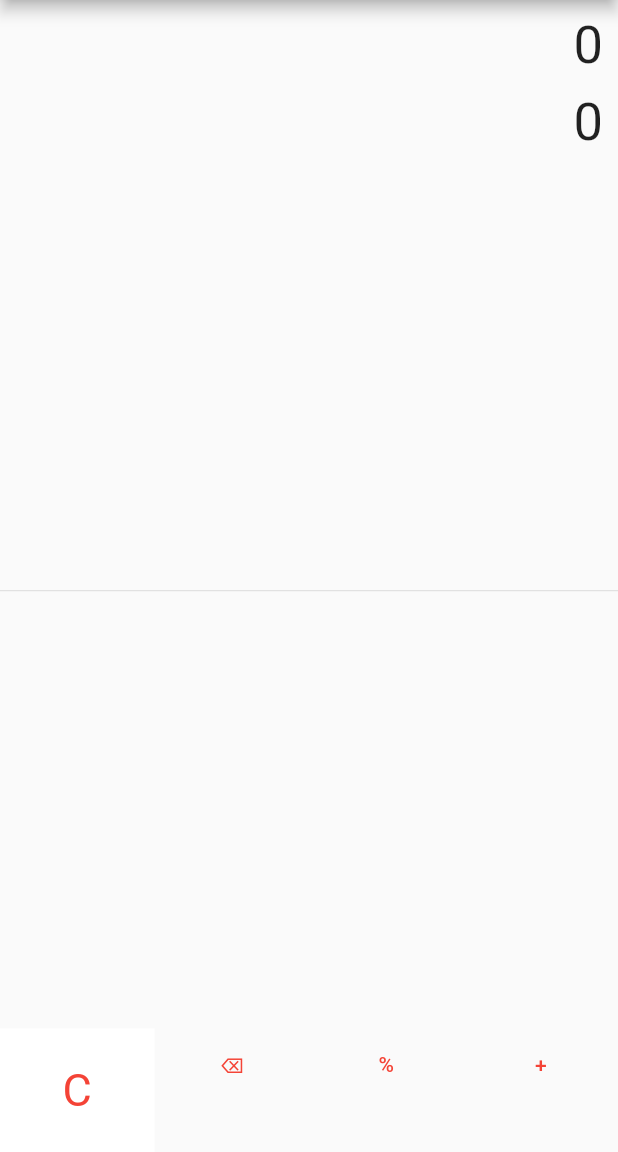
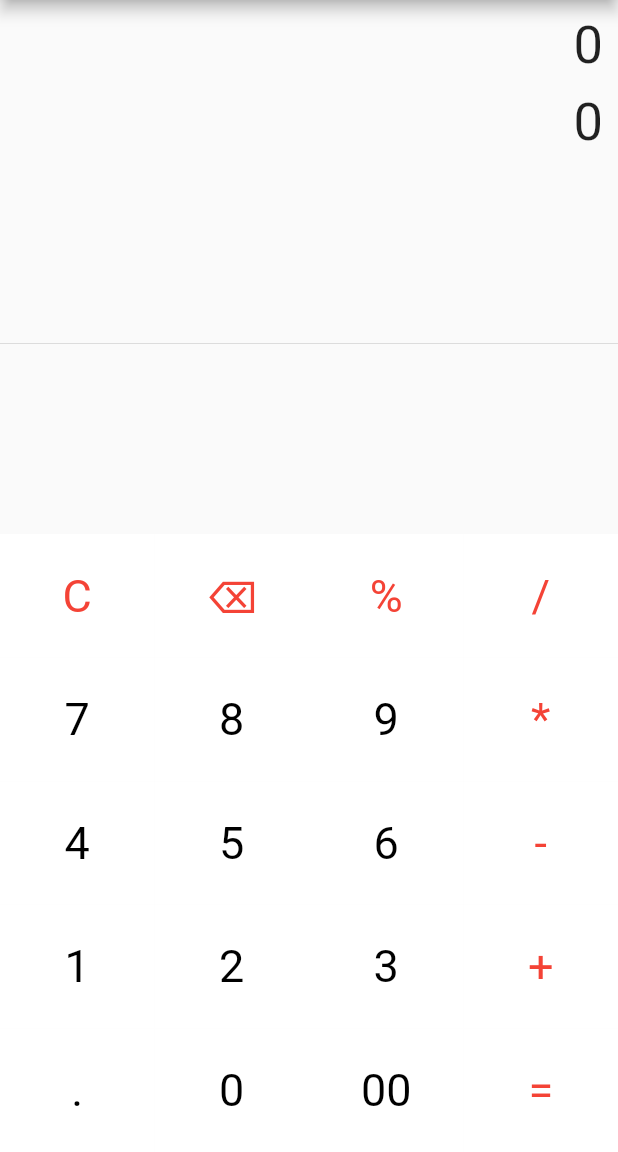
Before and after one commit to niar92i/calculatrice, a Flutter app: the screen it shows after launch, on a phone screen of 412 x 824 dp, the part 84-1236 px from its top. Run offline on Flutter 3.47's test engine with Material 2 defaults, Android fonts, the phone set to English and light mode, and no system bars; our stand-ins replace math_expressions.

Commit message:
Calculatrice V1.0

```diff
--- a/lib/main.dart
+++ b/lib/main.dart
@@ -1,4 +1,5 @@
 import 'package:flutter/material.dart';
+import 'package:math_expressions/math_expressions.dart';
 
 void main(){
   runApp(Calculatrice());
@@ -26,12 +27,48 @@
 
 class _CalculatriceSimpleState extends State<CalculatriceSimple> {
 
+  String equation = "0";
+  String result = "0";
+  String expression = "0";
+
+  ButtonPressed(String textButton) {
+    // print(textButton);
+    setState(() {
+      if(textButton == "C"){
+        equation = "0";
+        result = "0";
+      } else if (textButton == "⌫"){
+        equation = equation.substring(0, equation.length - 1);
+        if (equation.isEmpty){
+          equation = "0";
+        }
+      } else if (textButton == "="){ //Expression mathématique pour faire les calculs
+          expression = equation;
+          try{
+            Parser parser = Parser();
+            Expression exp = parser.parse(expression);
+            ContextModel cm = ContextModel();
+            result = "${exp.evaluate(EvaluationType.REAL, cm)}";
+          }catch(e){
+            result = "Syntax error";
+            print(e);
+          }
+      } else{
+        if (equation == "0"){
+          equation = textButton;
+        }else{
+          equation = equation + textButton;
+        }
+      }
+    });
+  }
+
   Widget calculatriceButton(String textButton, Color colorText, Color colorButton){
     return Container(
       height: MediaQuery.of(context).size.height * 0.1,
       padding: EdgeInsets.all(16),
       color: colorButton,
-      child: MaterialButton(onPressed: null, child: Text(textButton, style: TextStyle(color: colorText, fontSize: 30, fontWeight: FontWeight.normal),),),
+      child: MaterialButton(onPressed: ()=>ButtonPressed(textButton), child: Text(textButton, style: TextStyle(color: colorText, fontSize: 30, fontWeight: FontWeight.normal),),),
     );
   }
 
@@ -44,32 +81,60 @@
       ),
       body: Column(
         children: [
-          Container( //Conteneur qui contient l'équation
+          Container( //Contient l'équation saisie par l'utilisateur
             alignment: Alignment.centerRight,
             padding: const EdgeInsets.fromLTRB(20, 10, 10, 0),
-            child: Text('0', style: TextStyle(fontSize: 35),),
+            child: Text(equation, style: TextStyle(fontSize: 35),),
           ),
-          Container( //Conteneur qui contient les chiffres saisis par l'utilisateur
+          Container( //Contient les chiffres saisis par l'utilisateur ainsi que le résultat obtenu après avoir validé l'équation
             alignment: Alignment.centerRight,
             padding: const EdgeInsets.fromLTRB(20, 10, 10, 0),
-            child: Text('0', style: TextStyle(fontSize: 35),),
+            child: Text(result, style: TextStyle(fontSize: 35),),
           ),
           const Expanded(child: Divider()),
           Row(
             mainAxisAlignment: MainAxisAlignment.center,
             children: [
-              Container(
+              Container( //Contient le pad de la calculatrice
                 width: MediaQuery.of(context).size.width,
                 child: Table(
                 children: [
                   TableRow(
                     children: [
                       calculatriceButton("C", Colors.red, Colors.white),
-                      MaterialButton(onPressed: null, child: Text('⌫', style: TextStyle(color: Colors.red),),),
-                      MaterialButton(onPressed: null, child: Text('%', style: TextStyle(color: Colors.red),),),
-                      MaterialButton(onPressed: null, child: Text('+', style: TextStyle(color: Colors.red),),)
+                      calculatriceButton("⌫", Colors.red, Colors.white),
+                      calculatriceButton("%", Colors.red, Colors.white),
+                      calculatriceButton("/", Colors.red, Colors.white),
                     ],
-                  )
+                  ),TableRow(
+                    children: [
+                      calculatriceButton("7", Colors.black, Colors.white),
+                      calculatriceButton("8", Colors.black, Colors.white),
+                      calculatriceButton("9", Colors.black, Colors.white),
+                      calculatriceButton("*", Colors.red, Colors.white),
+                    ],
+                  ),TableRow(
+                    children: [
+                      calculatriceButton("4", Colors.black, Colors.white),
+                      calculatriceButton("5", Colors.black, Colors.white),
+                      calculatriceButton("6", Colors.black, Colors.white),
+                      calculatriceButton("-", Colors.red, Colors.white),
+                    ],
+                  ),TableRow(
+                    children: [
+                      calculatriceButton("1", Colors.black, Colors.white),
+                      calculatriceButton("2", Colors.black, Colors.white),
+                      calculatriceButton("3", Colors.black, Colors.white),
+                      calculatriceButton("+", Colors.red, Colors.white),
+                    ],
+                  ),TableRow(
+                    children: [
+                      calculatriceButton(".", Colors.black, Colors.white),
+                      calculatriceButton("0", Colors.black, Colors.white),
+                      calculatriceButton("00", Colors.black, Colors.white),
+                      calculatriceButton("=", Colors.red, Colors.white),
+                    ],
+                  ),
                 ],
               ),)
             ],
--- a/pubspec.yaml
+++ b/pubspec.yaml
@@ -35,6 +35,7 @@ dependencies:
   # The following adds the Cupertino Icons font to your application.
   # Use with the CupertinoIcons class for iOS style icons.
   cupertino_icons: ^1.0.2
+  math_expressions: ^2.4.0
 
 dev_dependencies:
   flutter_test:
```
Also changed, not shown: pubspec.lock.
